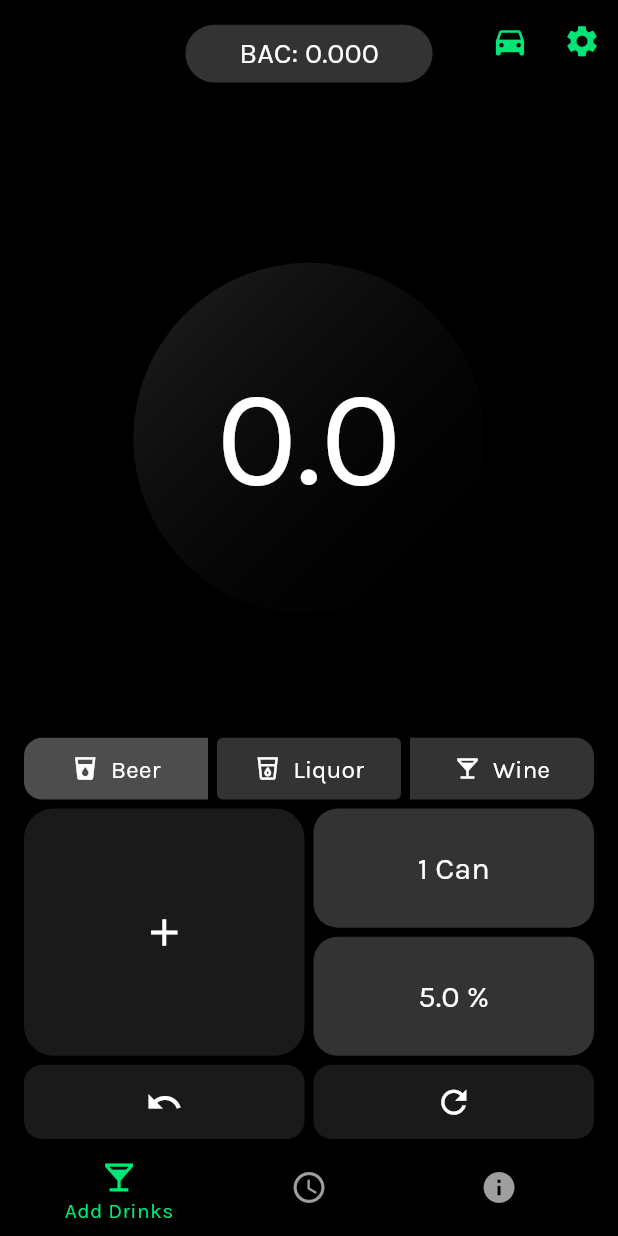
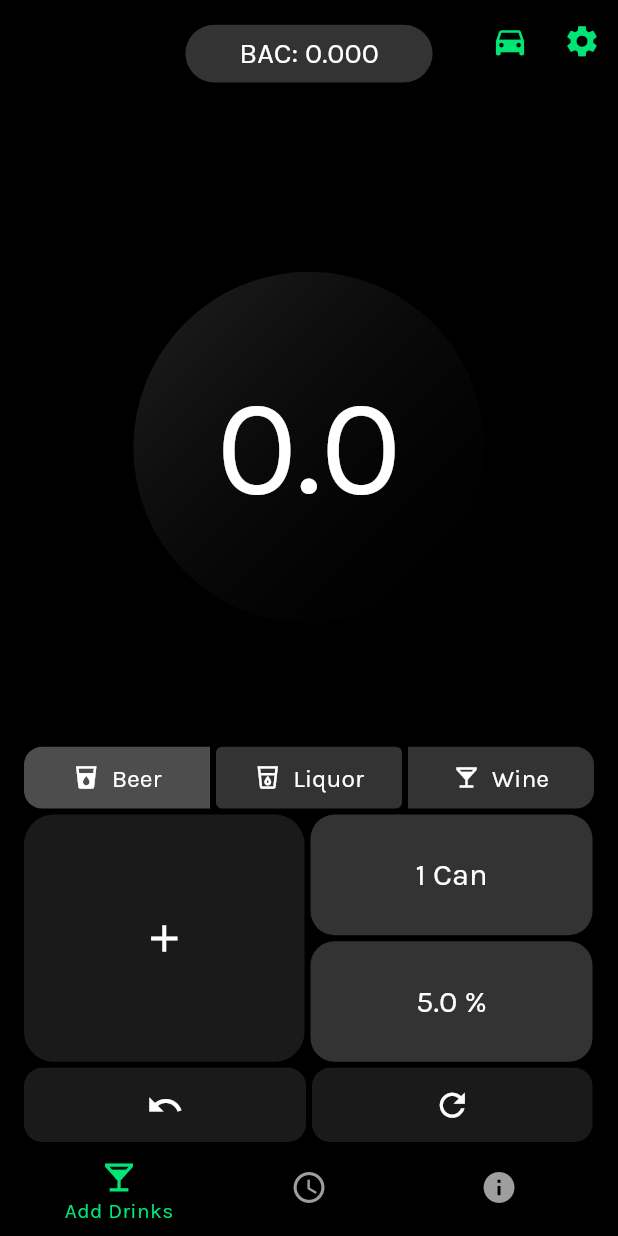
Before and after one commit to rahulg221/party_pal_, a Flutter app: the screen it shows after launch, on a phone screen of 412 x 824 dp. Run offline on Flutter 3.47's test engine with Material 2 defaults, Android fonts, the phone set to English and light mode, and no system bars; our stand-ins replace animated_splash_screen, flutter_riverpod, shared_preferences; missing offline and left inert: activity_ring.

Commit message:
Add files via upload

```diff
--- a/lib/homepage.dart
+++ b/lib/homepage.dart
@@ -236,7 +236,7 @@ class _MyHomePageState extends ConsumerState<MyHomePage> {
               ),
             ),
           ),
-          const SizedBox(width: 6),
+          SizedBox(width: 4),
           Expanded(
             child: SizedBox(
               height: height * 0.05,
@@ -281,7 +281,7 @@ class _MyHomePageState extends ConsumerState<MyHomePage> {
               ),
             ),
           ),
-          const SizedBox(width: 6),
+          SizedBox(width: 4),
           Expanded(
             child: SizedBox(
               height: height * 0.05,
@@ -483,15 +483,15 @@ class _MyHomePageState extends ConsumerState<MyHomePage> {
                   ),
                 ),
               ),
-              SizedBox(width: 6),
+              SizedBox(width: 4),
               Column(
                 children: [
                   Align(
                     alignment: Alignment.centerRight,
                     child: Container(
                       width:
-                          (width - 32) / 2 - 3, // width - body column padding
-                      height: (height * 3 / 15) / 2 - 3,
+                          (width - 32) / 2 - 2, // width - body column padding
+                      height: (height * 3 / 15) / 2 - 2,
                       child: TextButton(
                         style: TextButton.styleFrom(
                           backgroundColor:
@@ -551,13 +551,13 @@ class _MyHomePageState extends ConsumerState<MyHomePage> {
                       ),
                     ),
                   ),
-                  SizedBox(height: 6),
+                  SizedBox(height: 4),
                   Align(
                     alignment: Alignment.centerRight,
                     child: Container(
                       width:
-                          (width - 32) / 2 - 3, // width - body column padding
-                      height: (height * 3 / 15) / 2 - 3,
+                          (width - 32) / 2 - 2, // width - body column padding
+                      height: (height * 3 / 15) / 2 - 2,
                       child: TextButton(
                         style: TextButton.styleFrom(
                           backgroundColor:
@@ -623,13 +623,13 @@ class _MyHomePageState extends ConsumerState<MyHomePage> {
               ),
             ],
           ),
-          SizedBox(height: 6),
+          SizedBox(height: 4),
           Row(
             children: [
               Align(
                 alignment: Alignment.centerLeft,
                 child: Container(
-                  width: (width - 32) / 2 - 3, // width - body column padding
+                  width: (width - 32) / 2 - 2, // width - body column padding
                   height: height * 0.06,
                   child: TextButton(
                     style: TextButton.styleFrom(
@@ -665,7 +665,7 @@ class _MyHomePageState extends ConsumerState<MyHomePage> {
                   ),
                 ),
               ),
-              SizedBox(width: 6),
+              SizedBox(width: 4),
               Align(
                 alignment: Alignment.centerRight,
                 child: Container(
@@ -858,10 +858,10 @@ class _MyHomePageState extends ConsumerState<MyHomePage> {
                 //Expanded(child: SizedBox(height: height * 0.1)),
                 SizedBox(height: height * 0.1),
                 _drinkSelector(height),
-                SizedBox(height: 6),
+                SizedBox(height: 4),
                 _inputPanel(width, height, weight, abv, oz, bac, recLevel,
                     legalLimit, tolerance, count, genderVal, unit),
-                SizedBox(height: 6),
+                SizedBox(height: 4),
               ],
             ),
           ),
```
